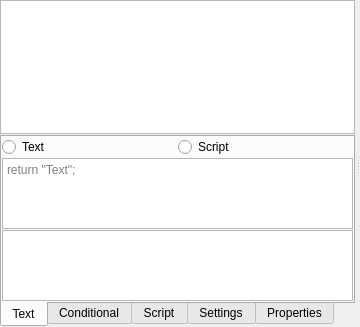
tedvalson/NovelTea, file res/forms/DialogueWidget.ui: the form before one commit.
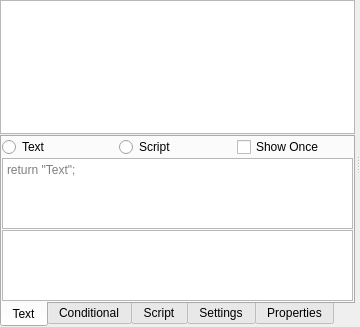
The form after the commit. Icons and pictures are not drawn. Custom widgets are drawn as their Qt base class.

Commit message: Dialogue: Add "show once" option for segments

Diff of the .ui file:
```diff
--- a/res/forms/DialogueWidget.ui
+++ b/res/forms/DialogueWidget.ui
@@ -169,6 +169,13 @@
                    </property>
                   </widget>
                  </item>
+                 <item>
+                  <widget class="QCheckBox" name="checkBoxShowOnce">
+                   <property name="text">
+                    <string>Show Once</string>
+                   </property>
+                  </widget>
+                 </item>
                 </layout>
                </item>
                <item>
```
Left out of the diff: 4 changed lines with no effect on the pictures. The commit also changes 6 other files.
